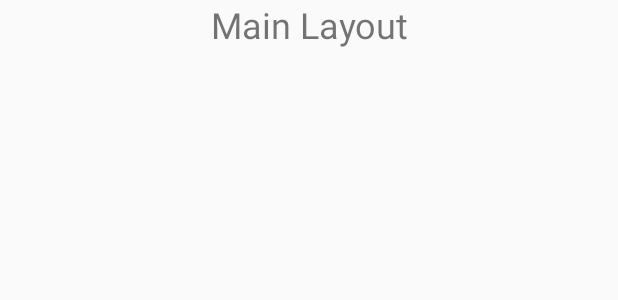
After one commit to AjayArumugam07/BVN_Library, an Android app: the layout drawer_menu.xml on its own in the app's theme, with its tools: preview values and no code run, on a phone screen of 412 x 824 dp. The commit adds this screen. Shown: the top 300 px of the screen. Run offline under Robolectric (Android 15) with nearby library versions, the phone set to English and light mode, and no system bars.

Commit message:
09 Starting Drawer Layout

```diff
--- a/BVNLibrary/app/build.gradle
+++ b/BVNLibrary/app/build.gradle
@@ -25,6 +25,7 @@ dependencies {
     implementation 'com.google.firebase:firebase-database:11.0.4'
     implementation 'com.google.firebase:firebase-storage:11.0.4'
     implementation 'com.google.firebase:firebase-auth:11.0.4'
+    implementation 'com.android.support:design:26.1.0'
     testImplementation 'junit:junit:4.12'
     androidTestImplementation 'com.android.support.test:runner:1.0.1'
     androidTestImplementation 'com.android.support.test.espresso:espresso-core:3.0.1'
@@ -34,4 +35,6 @@ dependencies {
 
 
 
+
+
 apply plugin: 'com.google.gms.google-services'
--- a/BVNLibrary/app/src/main/AndroidManifest.xml
+++ b/BVNLibrary/app/src/main/AndroidManifest.xml
@@ -19,7 +19,7 @@
             </intent-filter>
         </activity>
         <activity android:name=".AuthScreen" />
-        <activity android:name=".CreateUser"></activity>
+        <activity android:name=".CreateUser" />
     </application>
 
 </manifest>
--- /dev/null
+++ b/BVNLibrary/app/src/main/res/layout/drawer_menu.xml
@@ -0,0 +1,32 @@
+<?xml version="1.0" encoding="utf-8"?>
+<android.support.v4.widget.DrawerLayout xmlns:android="http://schemas.android.com/apk/res/android"
+    xmlns:tools="http://schemas.android.com/tools"
+    android:layout_width="match_parent"
+    android:layout_height="match_parent"
+    android:id="@+id/drawerMenu"
+    xmlns:app="http://schemas.android.com/apk/res-auto">
+
+    <LinearLayout
+        android:layout_width="match_parent"
+        android:layout_height="match_parent">
+
+        <TextView
+            android:id="@+id/textView2"
+            android:layout_width="match_parent"
+            android:layout_height="match_parent"
+            android:layout_weight="1"
+            android:text="TextView"
+            android:textAlignment="center"
+            android:textSize="24sp"
+            tools:text="Main Layout" />
+    </LinearLayout>
+
+    <android.support.design.widget.NavigationView
+        android:layout_width="wrap_content"
+        android:layout_height="match_parent"
+        app:menu="@menu/drawer_items"
+        android:layout_gravity="start"
+        ></android.support.design.widget.NavigationView>
+
+
+</android.support.v4.widget.DrawerLayout>
--- /dev/null
+++ b/BVNLibrary/app/src/main/res/menu/drawer_items.xml
@@ -0,0 +1,24 @@
+<?xml version="1.0" encoding="utf-8"?>
+<menu xmlns:app="http://schemas.android.com/apk/res-auto"
+    xmlns:android="http://schemas.android.com/apk/res/android">
+
+    <item
+        android:id="@+id/myAccount"
+        android:title="My Account" />
+
+    <item
+        android:id="@+id/reservations"
+        android:title="Reservations" />
+
+    <item
+        android:id="@+id/map"
+        android:title="Map" />
+
+    <item
+        android:id="@+id/librarians"
+        android:title="Librarians" />
+
+    <item
+        android:id="@+id/about"
+        android:title="About" />
+</menu>
--- /dev/null
+++ b/BVNLibrary/app/src/main/res/values-v21/styles.xml
@@ -0,0 +1 @@
+<resources></resources>
--- a/BVNLibrary/app/src/main/res/values/styles.xml
+++ b/BVNLibrary/app/src/main/res/values/styles.xml
@@ -8,4 +8,8 @@
         <item name="colorAccent">@color/colorAccent</item>
     </style>
 
+    <style name="AppTheme.AppBarOverlay" parent="ThemeOverlay.AppCompat.Dark.ActionBar" />
+
+    <style name="AppTheme.PopupOverlay" parent="ThemeOverlay.AppCompat.Light" />
+
 </resources>
```
Also changed, not shown: BVNLibrary/app/src/main/java/com/imaginationcreators/bvnlibrary/CreateUser.java (+2 -5 lines), BVNLibrary/app/src/main/java/com/imaginationcreators/bvnlibrary/MainActivity.java (+3 -4 lines), BVNLibrary/app/src/main/res/drawable-v21/ic_menu_camera.xml (added, +12 -0 lines), BVNLibrary/app/src/main/res/drawable-v21/ic_menu_gallery.xml (added, +9 -0 lines), BVNLibrary/app/src/main/res/drawable-v21/ic_menu_manage.xml (added, +9 -0 lines), BVNLibrary/app/src/main/res/drawable-v21/ic_menu_send.xml (added, +9 -0 lines), BVNLibrary/app/src/main/res/drawable-v21/ic_menu_share.xml (added, +9 -0 lines), BVNLibrary/app/src/main/res/drawable-v21/ic_menu_slideshow.xml (added, +9 -0 lines), BVNLibrary/app/src/main/res/drawable/side_nav_bar.xml (added, +9 -0 lines), BVNLibrary/app/src/main/res/layout/home_screen.xml (deleted, +0 -9 lines), BVNLibrary/app/src/main/res/values/dimens.xml (added, +8 -0 lines), BVNLibrary/app/src/main/res/values/drawables.xml (added, +8 -0 lines), BVNLibrary/app/src/main/res/values/strings.xml (+7 -0 lines).
